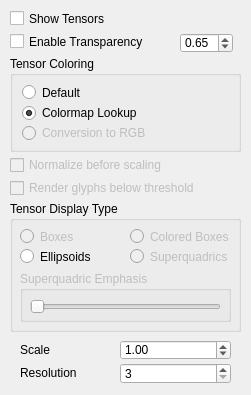
First picture: the form in src/Interface/Modules/Visualization/ShowFieldGlyphsTensorTab.ui, repository SCIInstitute/SCIRun, before the edit.
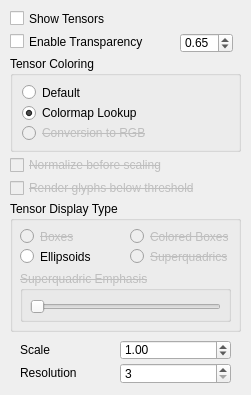
Second picture: the form after the edit.

```diff
--- a/src/Interface/Modules/Visualization/ShowFieldGlyphsTensorTab.ui
+++ b/src/Interface/Modules/Visualization/ShowFieldGlyphsTensorTab.ui
@@ -80,6 +80,11 @@
       <height>21</height>
      </rect>
     </property>
+    <property name="font">
+     <font>
+      <strikeout>true</strikeout>
+     </font>
+    </property>
     <property name="text">
      <string>Boxes</string>
     </property>
@@ -96,6 +101,11 @@
       <height>21</height>
      </rect>
     </property>
+    <property name="font">
+     <font>
+      <strikeout>true</strikeout>
+     </font>
+    </property>
     <property name="text">
      <string>Colored Boxes</string>
     </property>
@@ -125,6 +135,11 @@
       <height>21</height>
      </rect>
     </property>
+    <property name="font">
+     <font>
+      <strikeout>true</strikeout>
+     </font>
+    </property>
     <property name="text">
      <string>Superquadrics</string>
     </property>
@@ -141,6 +156,11 @@
       <height>51</height>
      </rect>
     </property>
+    <property name="font">
+     <font>
+      <strikeout>true</strikeout>
+     </font>
+    </property>
     <property name="title">
      <string>Superquadric Emphasis</string>
     </property>
@@ -196,6 +216,11 @@
      <height>20</height>
     </size>
    </property>
+   <property name="font">
+    <font>
+     <strikeout>true</strikeout>
+    </font>
+   </property>
    <property name="text">
     <string>Normalize before scaling</string>
    </property>
@@ -234,6 +259,11 @@
      <height>20</height>
     </size>
    </property>
+   <property name="font">
+    <font>
+     <strikeout>true</strikeout>
+    </font>
+   </property>
    <property name="text">
     <string>Render glyphs below threshold</string>
    </property>
@@ -276,6 +306,11 @@
       <property name="enabled">
        <bool>false</bool>
       </property>
+      <property name="font">
+       <font>
+        <strikeout>true</strikeout>
+       </font>
+      </property>
       <property name="text">
        <string>Conversion to RGB</string>
       </property>
```
